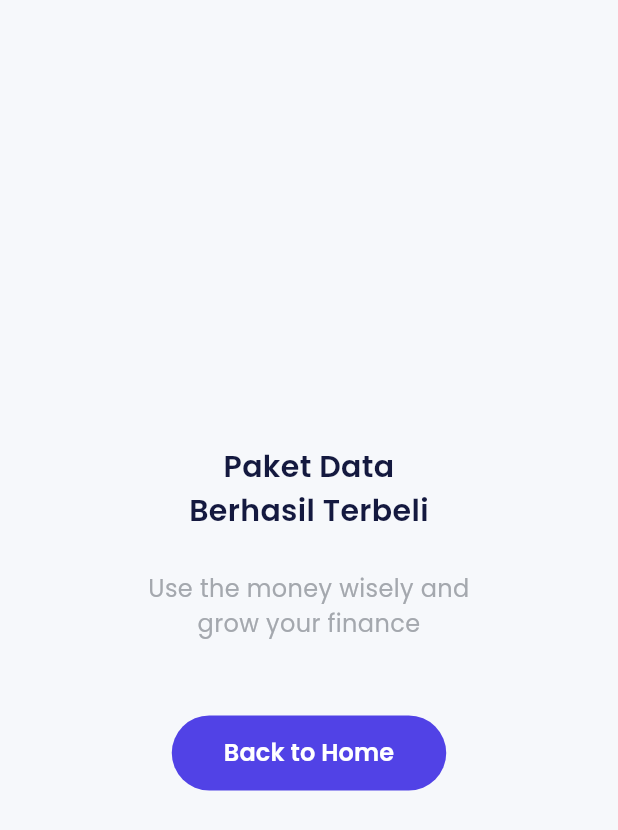
After one commit to KevinZakky/E-wallet-Bank-Sha, a Flutter app: the DataSuccessPage screen opened by its route, on a phone screen of 412 x 824 dp. The commit adds this screen. Shown: the top 830 px of the screen. Run offline on Flutter 3.47's test engine with Material 3 defaults, Android fonts, the phone set to English and light mode, and no system bars; our stand-ins replace carousel_slider, google_fonts.

Commit message:
feat: slicing data-success-page.dart

```diff
--- a/lib/main.dart
+++ b/lib/main.dart
@@ -1,6 +1,7 @@
 import 'package:ewallet_project_app/shared/theme.dart';
 import 'package:ewallet_project_app/ui/pages/data_package_page.dart';
 import 'package:ewallet_project_app/ui/pages/data_provider_page.dart';
+import 'package:ewallet_project_app/ui/pages/data_success_page.dart';
 import 'package:ewallet_project_app/ui/pages/home_page.dart';
 import 'package:ewallet_project_app/ui/pages/onboarding_page.dart';
 import 'package:ewallet_project_app/ui/pages/pin_page.dart';
@@ -62,7 +63,8 @@ class MyApp extends StatelessWidget {
           '/transfer-amount': (context) => const TransferAmountPage(),
           '/transfer-success': (context) => const TransferSuccessPage(),
           '/data-provider': (context) => const DataProviderPage(),
-          '/data-package': (context) => const DataPackagePage()
+          '/data-package': (context) => const DataPackagePage(),
+          '/data-success': (context) => const DataSuccessPage()
         });
   }
 }
--- a/lib/ui/pages/data_package_page.dart
+++ b/lib/ui/pages/data_package_page.dart
@@ -66,7 +66,14 @@ class DataPackagePage extends StatelessWidget {
           const SizedBox(
             height: 85,
           ),
-          CustomFilledButton(title: 'Continue'),
+          CustomFilledButton(
+            title: 'Continue',
+            onPressed: () async {
+              if (await Navigator.pushNamed(context, '/pin') == true) {
+                Navigator.pushNamed(context, '/data-success');
+              }
+            },
+          ),
           const SizedBox(
             height: 50,
           )
--- /dev/null
+++ b/lib/ui/pages/data_success_page.dart
@@ -0,0 +1,45 @@
+import 'package:ewallet_project_app/shared/theme.dart';
+import 'package:ewallet_project_app/ui/widgets/buttons.dart';
+import 'package:flutter/material.dart';
+
+class DataSuccessPage extends StatelessWidget {
+  const DataSuccessPage({super.key});
+
+  @override
+  Widget build(BuildContext context) {
+    return Scaffold(
+      body: Center(
+        child: Column(
+          mainAxisAlignment: MainAxisAlignment.center,
+          children: [
+            Text(
+              'Paket Data\nBerhasil Terbeli',
+              style:
+                  blackTextStyle.copyWith(fontSize: 20, fontWeight: semiBold),
+              textAlign: TextAlign.center,
+            ),
+            const SizedBox(
+              height: 26,
+            ),
+            Text(
+              'Use the money wisely and\ngrow your finance',
+              style: greyTextStyle.copyWith(fontSize: 16),
+              textAlign: TextAlign.center,
+            ),
+            const SizedBox(
+              height: 50,
+            ),
+            CustomFilledButton(
+              width: 183,
+              title: 'Back to Home',
+              onPressed: () {
+                Navigator.pushNamedAndRemoveUntil(
+                    context, '/home', (route) => false);
+              },
+            )
+          ],
+        ),
+      ),
+    );
+  }
+}
```
